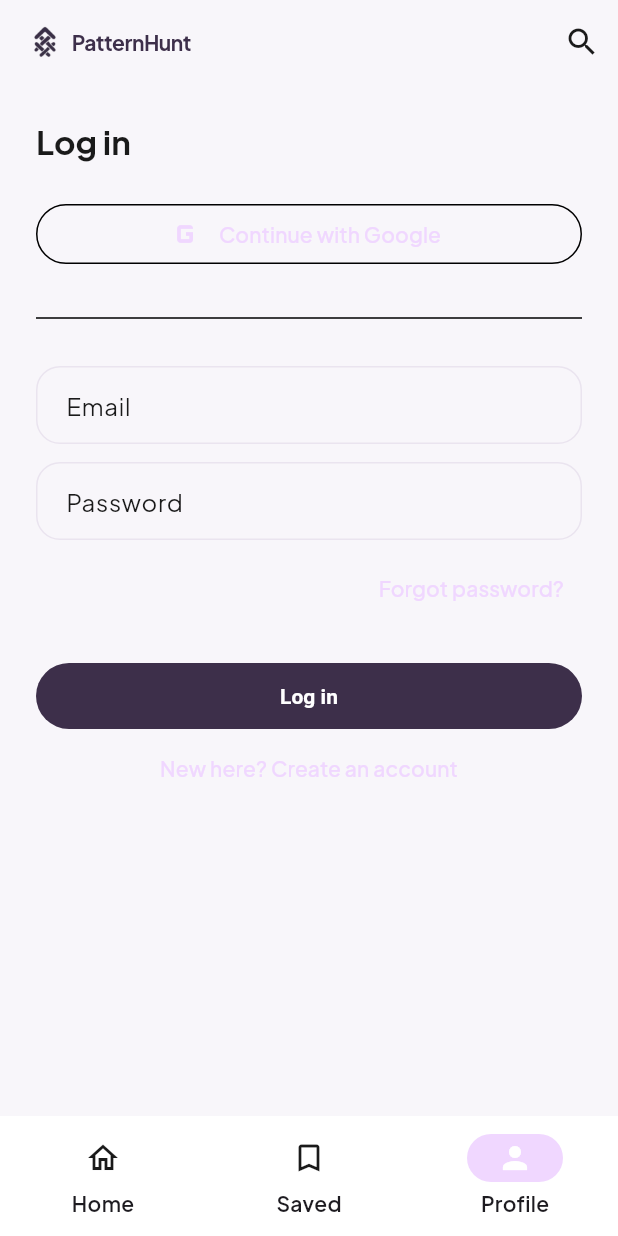
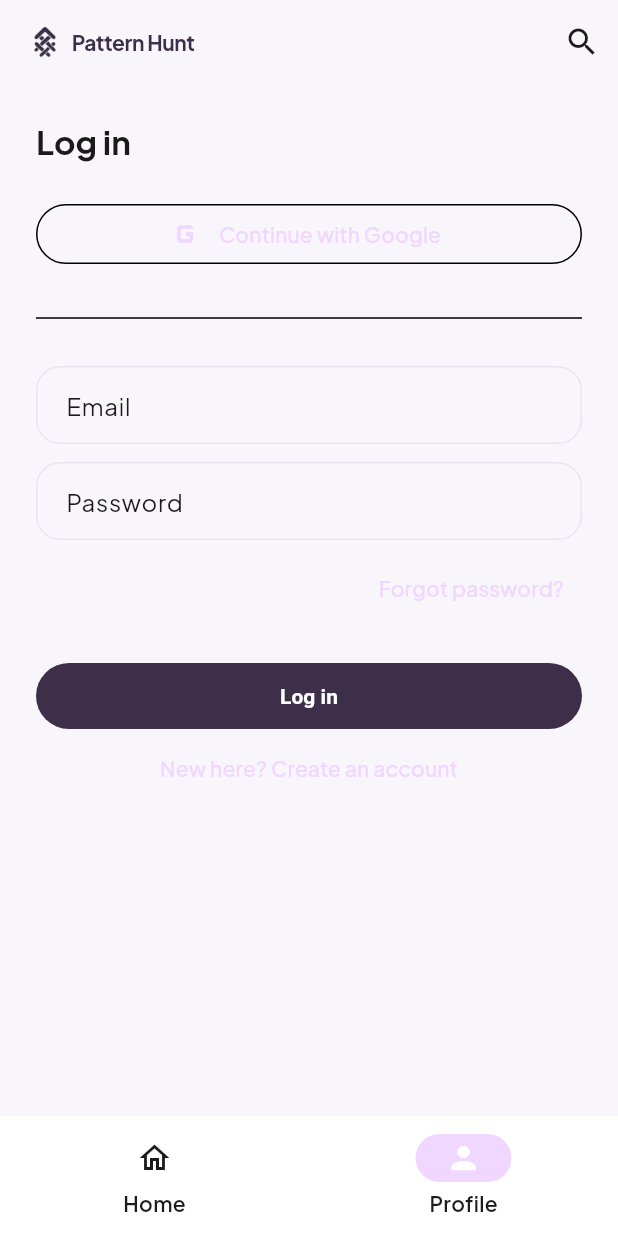
Before and after one commit to parthpatel1o/patternhunt-mobile, a Flutter app: the screen it shows after launch, item 2 of the bottom bar chosen, on a phone screen of 412 x 824 dp. Run offline on Flutter 3.47's test engine with Material 3 defaults, Android fonts, the phone set to English and light mode, and no system bars; our stand-ins replace cached_network_image, dio, file_picker, flutter_animate, flutter_riverpod, go_router and 5 more; accounts and stored records are empty; network calls fail; statements that could not run were skipped.

Commit message:
Use Pattern Hunt branding in the mobile app display name.

```diff
--- a/assets/constants.json
+++ b/assets/constants.json
@@ -1,5 +1,5 @@
 {
-  "appName": "PatternHunt",
+  "appName": "Pattern Hunt",
   "defaultBoardName": "Saved",
   "categories": [
     { "slug": "amigurumi", "name": "Amigurumi" },
--- a/lib/app/app.dart
+++ b/lib/app/app.dart
@@ -18,7 +18,7 @@ class PatternHuntApp extends ConsumerWidget {
 
     ref.read(pendingSignupWelcomeProvider.notifier).state = false;
     scaffoldMessengerKey.currentState?.showSnackBar(
-      const SnackBar(content: Text('Email confirmed — welcome to PatternHunt!')),
+      const SnackBar(content: Text('Email confirmed — welcome to Pattern Hunt!')),
     );
   }
 
@@ -40,7 +40,7 @@ class PatternHuntApp extends ConsumerWidget {
     });
 
     return MaterialApp.router(
-      title: 'PatternHunt',
+      title: 'Pattern Hunt',
       theme: AppTheme.light(),
       routerConfig: router,
       scaffoldMessengerKey: scaffoldMessengerKey,
--- a/lib/features/auth/reset_password_screen.dart
+++ b/lib/features/auth/reset_password_screen.dart
@@ -66,7 +66,7 @@ class _ResetPasswordScreenState extends ConsumerState<ResetPasswordScreen> {
         Text('Choose a new password', style: titleStyle),
         const SizedBox(height: 8),
         Text(
-          'Enter a new password for your PatternHunt account.',
+          'Enter a new password for your Pattern Hunt account.',
           style: Theme.of(context).textTheme.bodyMedium?.copyWith(color: AppColors.muted),
         ),
         const SizedBox(height: 24),
--- a/lib/shared/widgets/app_shell.dart
+++ b/lib/shared/widgets/app_shell.dart
@@ -10,27 +10,42 @@ class AppShell extends ConsumerWidget {
 
   @override
   Widget build(BuildContext context, WidgetRef ref) {
+    final session = ref.watch(sessionProvider);
     final profile = ref.watch(profileProvider).valueOrNull;
     final location = GoRouterState.of(context).uri.path;
-    final isDesigner = profile?.isPatternDesigner ?? false;
-
-    int selectedIndex = 0;
-    if (location.startsWith('/saved')) selectedIndex = 1;
-    if (location.startsWith('/submit')) selectedIndex = 2;
-    if (location.startsWith('/profile') || location.startsWith('/login')) {
-      selectedIndex = isDesigner ? 3 : 2;
-    }
+    final isLoggedIn = session != null;
+    final isDesigner = isLoggedIn && (profile?.isPatternDesigner ?? false);
 
     final destinations = <NavigationDestination>[
       const NavigationDestination(icon: Icon(Icons.home_outlined), selectedIcon: Icon(Icons.home), label: 'Home'),
-      const NavigationDestination(icon: Icon(Icons.bookmark_outline), selectedIcon: Icon(Icons.bookmark), label: 'Saved'),
+      if (isLoggedIn)
+        const NavigationDestination(icon: Icon(Icons.bookmark_outline), selectedIcon: Icon(Icons.bookmark), label: 'Saved'),
       if (isDesigner)
         const NavigationDestination(icon: Icon(Icons.add_circle_outline), selectedIcon: Icon(Icons.add_circle), label: 'Submit'),
       const NavigationDestination(icon: Icon(Icons.person_outline), selectedIcon: Icon(Icons.person), label: 'Profile'),
     ];
 
+    final routes = <String>[
+      '/',
+      if (isLoggedIn) '/saved',
+      if (isDesigner) '/submit',
+      '/profile',
+    ];
+
+    int selectedIndex = 0;
+    for (var i = 0; i < routes.length; i++) {
+      final route = routes[i];
+      if (route == '/') {
+        if (location == '/' || location.isEmpty) selectedIndex = i;
+      } else if (location.startsWith(route)) {
+        selectedIndex = i;
+      }
+    }
+    if (location.startsWith('/login') || location.startsWith('/reset-password')) {
+      selectedIndex = routes.indexOf('/profile');
+    }
+
     void onTap(int index) {
-      final routes = <String>['/', '/saved', if (isDesigner) '/submit', '/profile'];
       context.go(routes[index]);
     }
 
@@ -40,7 +55,7 @@ class AppShell extends ConsumerWidget {
           children: [
             Image.asset('assets/logo.png', width: 28, height: 28),
             const SizedBox(width: 4),
-            const Text('PatternHunt'),
+            const Text('Pattern Hunt'),
           ],
         ),
         actions: [
```
